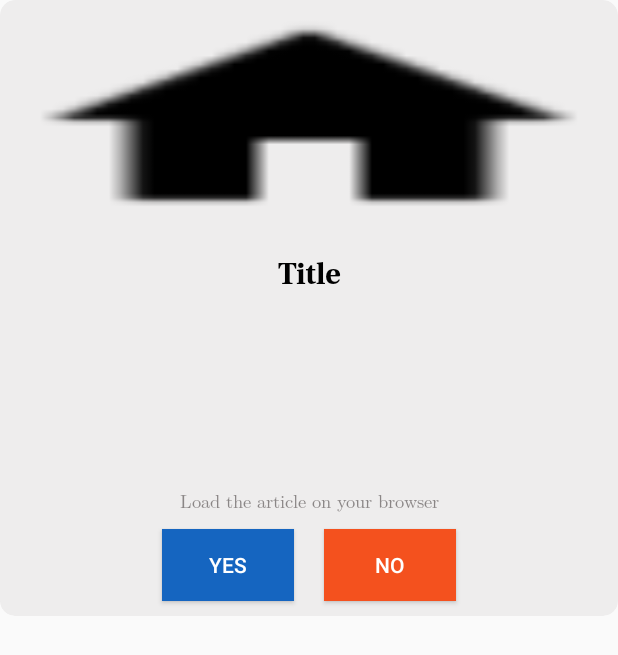
After one commit to sifat004/NewsViewV2, an Android app: the layout custompopup.xml on its own in the app's theme, with its tools: preview values and no code run, on a phone screen of 412 x 824 dp. The commit adds this screen. Shown: the top 655 px of the screen. Run offline under Robolectric (Android 15) with nearby library versions, the phone set to English and light mode, and no system bars.

Commit message:
show_article_webview_browser

```diff
--- a/app/src/main/java/com/sifatullahchowdhury/rokomari/newsview/model/Article.java
+++ b/app/src/main/java/com/sifatullahchowdhury/rokomari/newsview/model/Article.java
@@ -61,7 +61,7 @@ public class Article {
     }
 
     public String getPublishedAt() {
-        return publishedAt;
+        return publishedAt.substring(0,10);
     }
 
     public String getContent() {
--- /dev/null
+++ b/app/src/main/res/layout/custompopup.xml
@@ -0,0 +1,172 @@
+<?xml version="1.0" encoding="utf-8"?>
+
+
+<android.support.v7.widget.CardView xmlns:android="http://schemas.android.com/apk/res/android"
+    xmlns:card_view="http://schemas.android.com/apk/res-auto"
+    android:id="@+id/background"
+    android:layout_width="match_parent"
+    android:layout_height="wrap_content"
+    card_view:cardBackgroundColor="#49cecaca"
+    card_view:cardCornerRadius="10dp"
+    card_view:cardElevation="0dp"
+    >
+
+    <RelativeLayout
+        android:layout_width="match_parent"
+        android:layout_height="wrap_content"
+        android:padding="0dp"
+
+        >
+
+
+        <ImageView
+            android:id="@+id/iv_article_img"
+            android:layout_width="match_parent"
+            android:layout_height="160dp"
+            android:scaleType="fitXY"
+            android:src="@drawable/home"
+
+            />
+
+
+        <TextView
+            android:id="@+id/tv_article_title"
+            style="@style/Headline"
+            android:layout_width="match_parent"
+            android:layout_height="wrap_content"
+            android:layout_alignParentLeft="true"
+            android:layout_alignParentStart="true"
+            android:maxLines="2"
+            android:minLines="2"
+            android:textSize="@dimen/article_title_popup"
+            android:padding="10dp"
+
+            android:layout_below="@+id/iv_article_img"
+            android:text="Title" />
+
+        <LinearLayout
+            android:id="@+id/article_date_author"
+            android:layout_width="match_parent"
+            android:layout_height="wrap_content"
+            android:layout_below="@+id/tv_article_title"
+            android:orientation="horizontal"
+            android:paddingLeft="10dp"
+            android:paddingRight="10dp"
+            android:weightSum="3"
+
+            >
+
+            <TextView
+                android:id="@+id/tv_article_author"
+                android:layout_width="0dp"
+                android:layout_height="wrap_content"
+                android:layout_gravity="left"
+                android:layout_weight="2"
+                android:gravity="left"
+                style="@style/Author_date"
+                android:textSize="@dimen/article_date_popup"
+
+
+                />
+
+            <TextView
+                android:id="@+id/tv_article_date"
+                android:layout_width="0dp"
+                android:layout_height="wrap_content"
+                android:layout_gravity="right"
+                android:layout_weight="1"
+                android:gravity="right"
+                style="@style/Author_date"
+                android:textSize="@dimen/article_date_popup"
+
+
+
+                />
+
+        </LinearLayout>
+
+
+
+
+        <TextView
+            android:id="@+id/tv_article_source"
+            android:layout_width="match_parent"
+            android:layout_height="wrap_content"
+            android:layout_alignLeft="@+id/article_date_author"
+            android:layout_below="@+id/article_date_author"
+            style="@style/Author_date"
+            android:textSize="@dimen/article_date_popup"
+            android:paddingLeft="10dp"
+            android:paddingRight="10dp"
+            android:gravity="left"
+
+
+            />
+
+        <TextView
+            android:id="@+id/tv_article_desc"
+            android:layout_width="match_parent"
+            android:layout_height="wrap_content"
+            android:layout_alignLeft="@+id/article_date_author"
+
+            android:layout_below="@+id/tv_article_source"
+            style="@style/Description"
+            android:layout_marginTop="15dp"
+            android:textSize="@dimen/article_desc_popup"
+            android:padding="10dp"
+
+
+            />
+
+
+        <TextView
+            android:layout_width="match_parent"
+            android:layout_height="wrap_content"
+            android:id="@+id/tv_load"
+            android:text="@string/load_the_article_on_your_browser"
+            style="@style/Author_date"
+            android:layout_below="@+id/tv_article_desc"
+            android:gravity="center"
+            />
+        <LinearLayout
+            android:layout_width="match_parent"
+            android:layout_height="wrap_content"
+            android:orientation="horizontal"
+            android:layout_below="@+id/tv_load"
+            android:gravity="center"
+
+
+            >
+
+            <Button
+                android:layout_width="wrap_content"
+                android:layout_height="wrap_content"
+                android:text="Yes"
+                android:id="@+id/btn_yes"
+                android:layout_marginTop="15dp"
+                android:layout_marginBottom="10dp"
+                android:background="#1565C0"
+                android:layout_margin="10dp"
+                android:textColor="#fff"
+
+
+                />
+
+            <Button
+                android:layout_width="wrap_content"
+                android:layout_height="wrap_content"
+                android:text="No"
+                android:id="@+id/btn_no"
+                android:layout_marginTop="15dp"
+                android:layout_marginBottom="10dp"
+                android:background="#F4511E"
+                android:layout_margin="10dp"
+                android:textColor="#fff"
+
+
+                />
+        </LinearLayout>
+
+    </RelativeLayout>
+
+</android.support.v7.widget.CardView>
--- a/app/src/main/res/values/colors.xml
+++ b/app/src/main/res/values/colors.xml
@@ -9,8 +9,7 @@
     <color name="screen3">#6A1B9A</color>
     <color name="inactive">#79bebcbc</color>
     <color name="active">#f5a7a7a7</color>
-
-
+    <color name="gray">#49cecaca</color>
 
 
 </resources>
--- a/app/src/main/res/values/dimens.xml
+++ b/app/src/main/res/values/dimens.xml
@@ -2,5 +2,10 @@
     <dimen name="intro_text">40dp</dimen>
     <dimen name="article_title">15dp</dimen>
     <dimen name="article_desc">10dp</dimen>
-    <dimen name="article_date">5dp</dimen>
+    <dimen name="article_date">12dp</dimen>
+
+
+    <dimen name="article_title_popup">20dp</dimen>
+    <dimen name="article_desc_popup">15dp</dimen>
+    <dimen name="article_date_popup">12dp</dimen>
 </resources>
--- a/app/src/main/res/values/strings.xml
+++ b/app/src/main/res/values/strings.xml
@@ -17,4 +17,8 @@
     <string name="communication_error">could not connect</string>
     <string name="US">us</string>
     <string name="gurdian">the-guardian-au</string>
+    <string name="drawer_open">open</string>
+    <string name="drawer_close">close</string>
+    <string name="content_url">cobtent_url</string>
+    <string name="load_the_article_on_your_browser">Load the article on your browser</string>
 </resources>
--- a/app/src/main/res/values/styles.xml
+++ b/app/src/main/res/values/styles.xml
@@ -59,5 +59,52 @@
 
     </style>
 
+    <style name="translucentDialog" parent="android:Theme.Holo.Dialog">
+        <item name="android:windowBackground">@android:color/transparent</item>
+    </style>
+
+    <style name="Headline" parent="@android:style/Theme.Holo.Dialog">
+
+
+        <item name="android:textColor">#000</item>
+        <item name="android:fontFamily">@font/heuristica_bold</item>
+        <item name="android:textSize">@dimen/article_title</item>
+        <item name="android:padding">5dp</item>
+        <item name="android:textAlignment">center</item>
+
+
+
+
+    </style>
+
+
+    <style name="Author_date" parent="@android:style/Theme.Holo.Dialog">
+
+
+        <item name="android:textColor">#f0847f7f</item>
+        <item name="android:fontFamily">@font/lmroman_regular</item>
+        <item name="android:textSize">@dimen/article_date</item>
+
+
+
+
+
+    </style>
+
+    <style name="Description" parent="@android:style/Theme.Holo.Dialog">
+
+
+        <item name="android:textColor">#d66e6c6b</item>
+        <item name="android:fontFamily">@font/heuristica_bold</item>
+        <item name="android:textSize">@dimen/article_desc</item>
+        <item name="android:paddingLeft">5dp</item>
+        <item name="android:paddingRight">5dp</item>
+
+
+
+
+
+    </style>
+
 
 </resources>
```
Also changed, not shown: app/src/main/AndroidManifest.xml (+6 -8 lines), app/src/main/java/com/sifatullahchowdhury/rokomari/newsview/ShowArticleActivity.java (added, +22 -0 lines), app/src/main/java/com/sifatullahchowdhury/rokomari/newsview/adapter/ArticleListRecyclerAdapter.java (+82 -10 lines), app/src/main/java/com/sifatullahchowdhury/rokomari/newsview/home_activity/HomeActivity.java (+65 -27 lines), app/src/main/java/com/sifatullahchowdhury/rokomari/newsview/utility/Utility.java (+9 -0 lines), app/src/main/res/layout/activity_show_article.xml (added, +22 -0 lines), app/src/main/res/layout/homepage.xml (+19 -6 lines), app/src/main/res/layout/single_card.xml (+67 -55 lines), app/src/main/res/font/built_titling_bd.ttf (added), app/src/main/res/font/heuristica_bold.otf (added), app/src/main/res/font/hind_siliguri.ttf (deleted), app/src/main/res/font/lmroman_regular.otf (added), app/src/main/res/font/newsflashbb.ttf (added).
